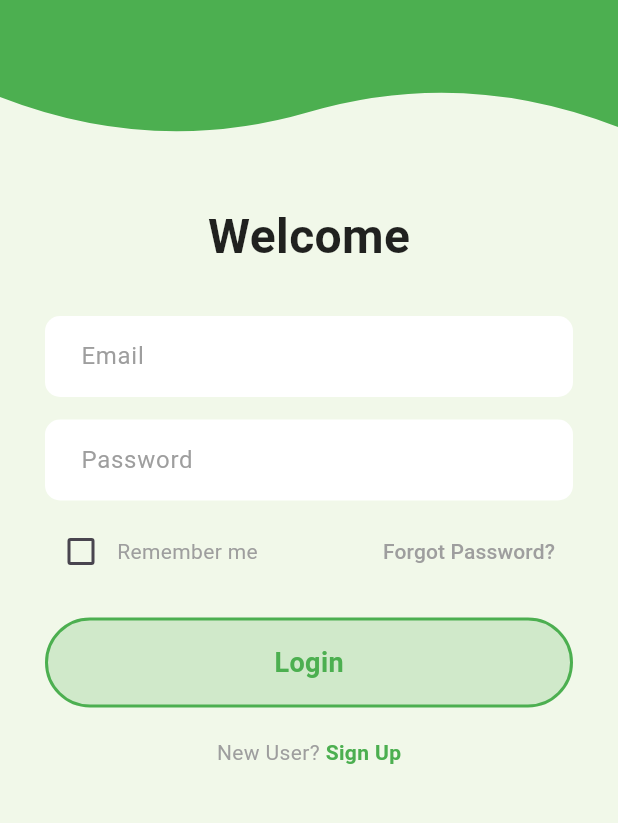
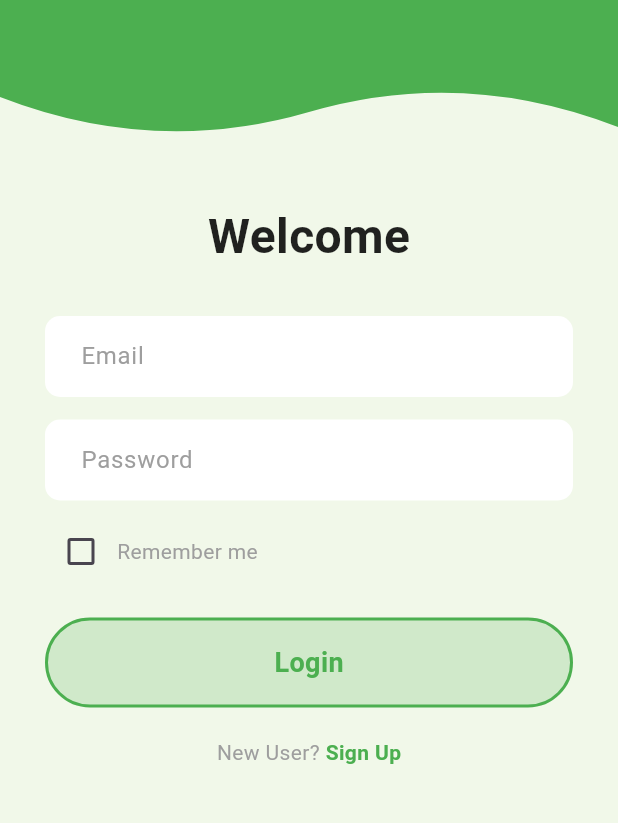
Before and after one commit to JakkritPhm/ITDS283_Sec2_Group23, a Flutter app: the screen it shows after launch, on a phone screen of 412 x 824 dp, the part 383-1206 px from its top. Run offline on Flutter 3.47's test engine with Material 3 defaults, Android fonts, the phone set to English and light mode, and no system bars; our stand-ins replace cloud_firestore, firebase_auth, firebase_core, image_picker, shared_preferences; accounts and stored records are empty.

Commit message:
Update LoginPage.dart

```diff
--- a/NasteFoodWo/lib/pages/LoginPage.dart
+++ b/NasteFoodWo/lib/pages/LoginPage.dart
@@ -160,13 +160,6 @@ class _LoginPageState extends State<LoginPage> {
                           ),
                         ],
                       ),
-                      TextButton(
-                        onPressed: () {},
-                        child: const Text(
-                          'Forgot Password?',
-                          style: TextStyle(color: Colors.grey, fontSize: 14),
-                        ),
-                      ),
                     ],
                   ),
 
```
